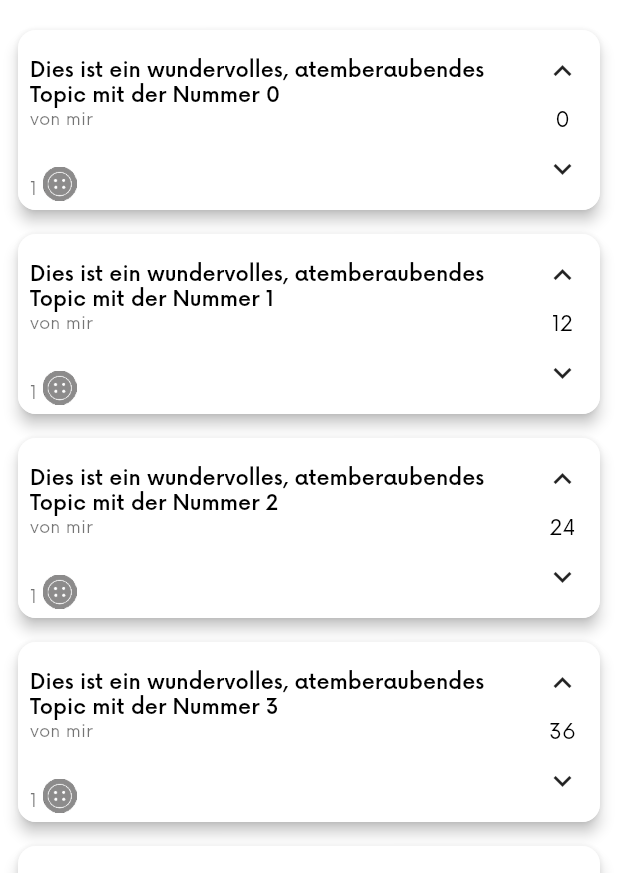
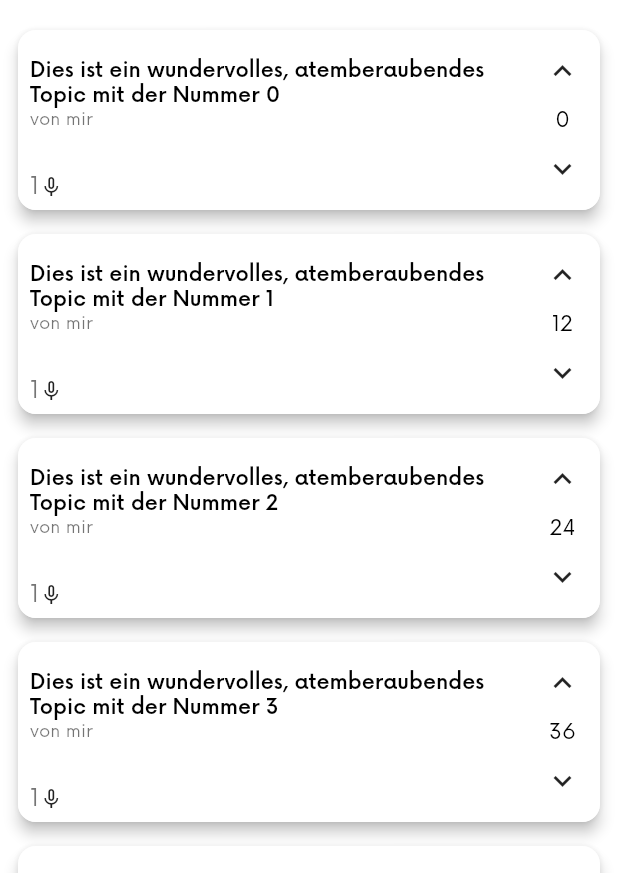
Before and after one commit to pdurasie/storycords, a Flutter app: the screen it shows after launch, on a phone screen of 412 x 824 dp, the part 363-1236 px from its top. Run offline on Flutter 3.47's test engine with Material 2 defaults, Android fonts, the phone set to English and light mode, and no system bars; our stand-ins replace bloc, flutter_bloc, flutter_riverpod, permission_handler, riverpod; missing offline and left inert: record.

Commit message:
Change format home topic card

```diff
--- a/lib/ui/components/HomeTopicCard.dart
+++ b/lib/ui/components/HomeTopicCard.dart
@@ -5,8 +5,6 @@ import 'package:tonband/ui/components/CardWidgetWithShadow.dart';
 import 'package:tonband/util/Formatter.dart';
 
 import 'VerticalRatingBox.dart';
-
-const _topicCardRadius = 20.0;
 
 class HomeTopicCard extends StatelessWidget {
   final Topic _topic;
@@ -42,44 +40,6 @@ class HomeTopicCard extends StatelessWidget {
     );
   }
 }
-
-/*
-class TopicCardImage extends StatelessWidget {
-  const TopicCardImage({
-    Key? key,
-  }) : super(key: key);
-
-  @override
-  Widget build(BuildContext context) {
-    return Expanded(
-      flex: 1,
-      child: Container(
-        decoration: BoxDecoration(
-            borderRadius: BorderRadius.only(
-                topRight: Radius.circular(_cordCardRadius),
-                bottomRight: Radius.circular(_cordCardRadius)),
-            gradient: LinearGradient(
-                begin: Alignment.topLeft,
-                end: Alignment.bottomRight,
-                colors: [
-                  Colors.lightBlueAccent,
-                  Colors.blue,
-                ])),
-        child: Center(
-            child: IconButton(
-          icon: Icon(
-            Icons.play_circle_outline,
-            color: Colors.white,
-          ),
-          iconSize: 50,
-          onPressed: () {},
-        )),
-      ),
-    );
-  }
-}
-
- */
 
 class TextDataContainer extends StatelessWidget {
   final Topic _topic;
@@ -118,16 +78,12 @@ class TextDataContainer extends StatelessWidget {
         text: TextSpan(children: [
       TextSpan(
           text: _topic.recordings?.length.toString(),
-          style: Theme.of(context).textTheme.caption),
+          style: Theme.of(context).textTheme.caption?.copyWith(fontSize: 16)),
       WidgetSpan(
-          child: Padding(
-        padding: EdgeInsets.symmetric(horizontal: 2),
+          child: Icon(
+        Icons.mic_none,
+        size: 16,
       )),
-      WidgetSpan(
-          child: Image.asset(
-        'asset/images/button_icon_58.png',
-        scale: 2.5,
-      ))
     ]));
   }
 }
```
